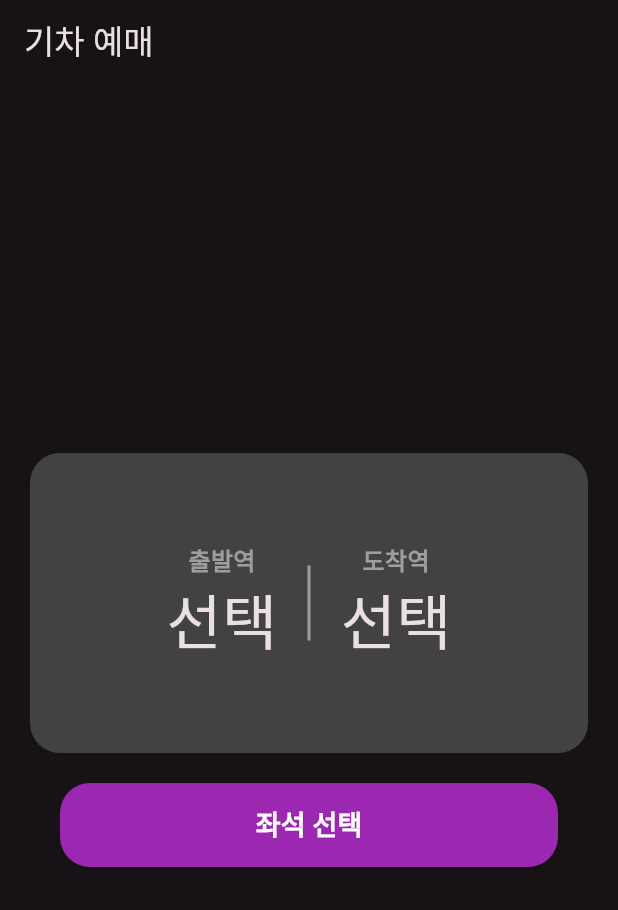
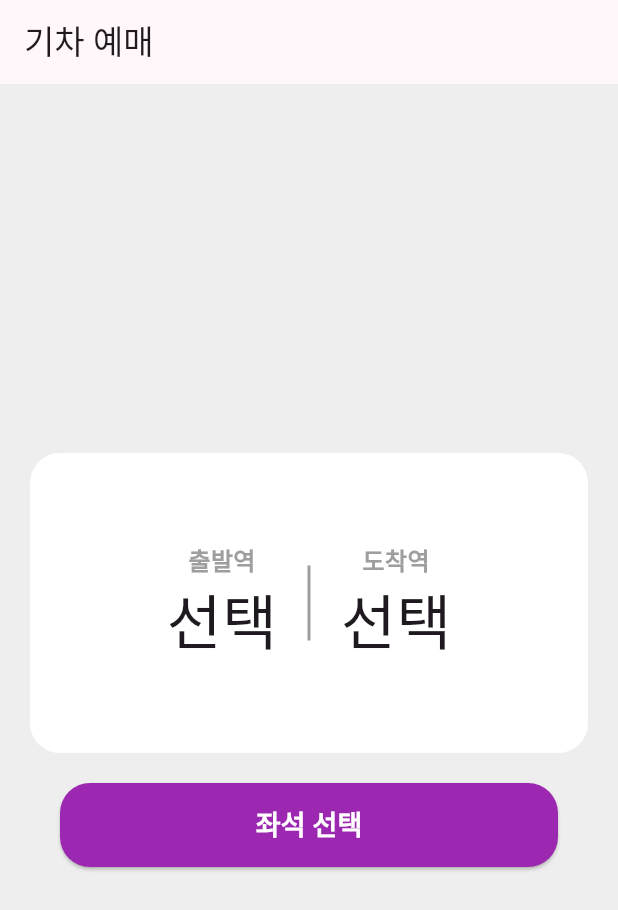
Before and after one commit to suhyunChoo/train_app, a Flutter app: the screen it shows after launch, on a phone screen of 412 x 824 dp. Shown: the top 910 px of the screen. Run offline on Flutter 3.47's test engine with Material 3 defaults, Android fonts, the phone set to English and light mode, and no system bars.

```diff
--- a/lib/home_page.dart
+++ b/lib/home_page.dart
@@ -112,7 +112,7 @@ class _HomePageState extends State<HomePage> {
                 ),
               ),
             ),
-        ],
+          ],
         ),
       ),
     );
--- a/lib/main.dart
+++ b/lib/main.dart
@@ -12,7 +12,7 @@ class MyApp extends StatelessWidget {
   @override
   Widget build(BuildContext context) {
     return MaterialApp(
-      themeMode: ThemeMode.dark,
+      themeMode: ThemeMode.light,
       theme: lightTheme,
       darkTheme: darkTheme,
       home: HomePage(),
--- a/lib/station_list_page.dart
+++ b/lib/station_list_page.dart
@@ -29,7 +29,7 @@ class _StationListPageState extends State<StationListPage> {
     );
   }
 
-  //역 리스트 만들기
+  //위젯 리스트에 승차역 추가하기
   Widget createStation(){
     try{
       //이미 선택된 역 리스트에서 제외하기
@@ -61,6 +61,7 @@ class _StationListPageState extends State<StationListPage> {
     }
   }
 
+  //승차역 리스트 만들기
   Widget stationName(String station,BuildContext context){
     return GestureDetector(
       onTap: (){
```
Also changed, not shown: lib/seat_page.dart (+3 -5 lines).
